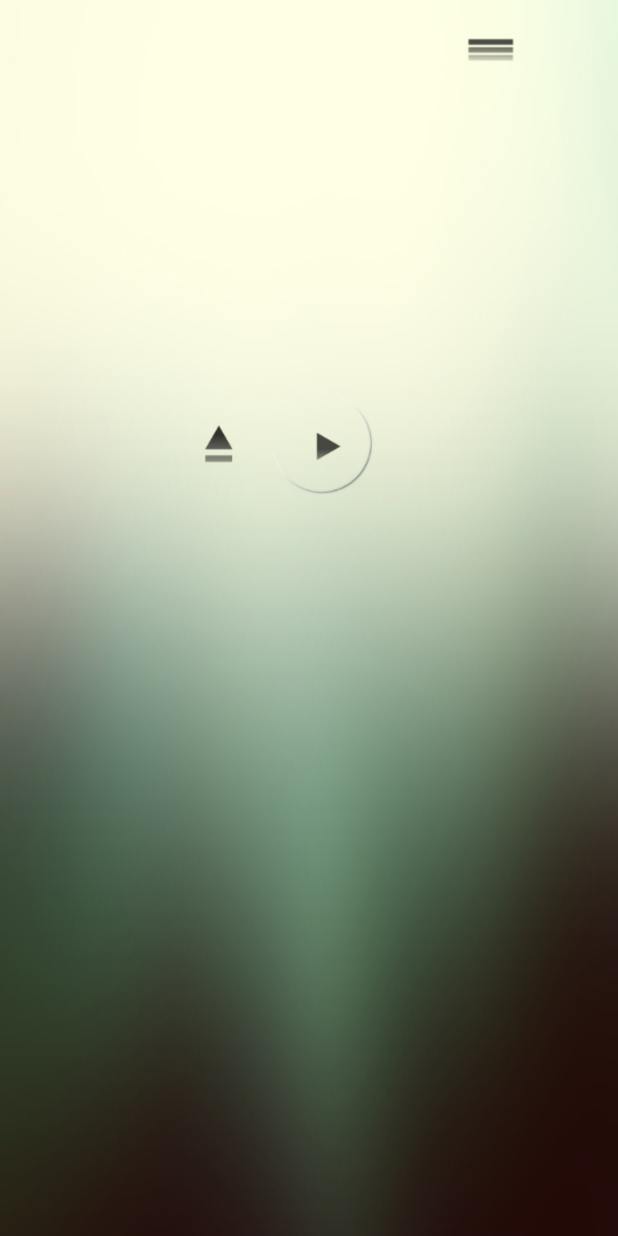
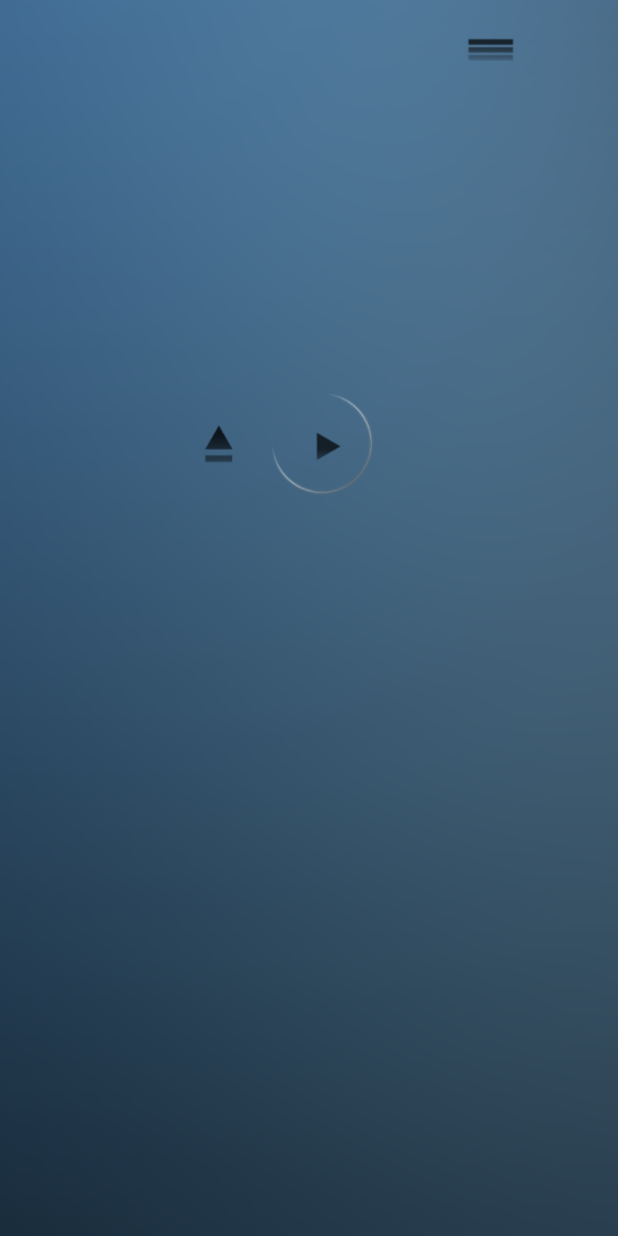
Before and after one commit to ahedenholm/OrinMusicplayer, an Android app: the screen it shows after launch (Main_Activity), on a phone screen of 412 x 824 dp. Run offline under Robolectric (Android 15) with nearby library versions, the phone set to English and light mode, and no system bars; 2 statements that could not run were skipped.

Commit message:
new stop buttons made

```diff
--- a/app/src/main/java/com/orin/anders/orinmusicplayer/Main_Activity.java
+++ b/app/src/main/java/com/orin/anders/orinmusicplayer/Main_Activity.java
@@ -104,7 +104,7 @@
             public void onClick(View view) {
                 if (!musicSrv.getIsPlaying()) {
                     musicSrv.playSong();
-                    imageButtonPlay.setBackgroundResource(R.drawable.circle002gradientstop01100x100);
+                    imageButtonPlay.setBackgroundResource(R.drawable.circle002gradientStop02);
                 }
                 else {
                     musicSrv.pauseSong();
--- a/app/src/main/res/layout/activity_main.xml
+++ b/app/src/main/res/layout/activity_main.xml
@@ -2,7 +2,7 @@
 <LinearLayout xmlns:android="http://schemas.android.com/apk/res/android"
     android:layout_width="match_parent"
     android:orientation="vertical"
-    android:background="@drawable/orin_bg1_720x1280"
+    android:background="@drawable/orin_bg4_720x1280"
     android:layout_height="match_parent"
     android:id="@+id/main_layout"
     >
```
Also changed, not shown: app/src/main/res/drawable/button_stop.xml (added, +7 -0 lines), app/src/main/res/drawable/circle002gradientstop01100x100.png (deleted).
